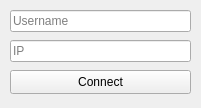
Before: the Qt Designer form ChessClient/ClientEntry.ui in Vxxtx/QtChess, drawn with Qt 5.
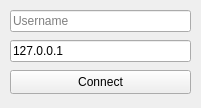
After: the same form once the commit is applied.

Diff of the .ui file:
```diff
--- a/ChessClient/ClientEntry.ui
+++ b/ChessClient/ClientEntry.ui
@@ -49,6 +49,9 @@
       <height>22</height>
      </rect>
     </property>
+    <property name="text">
+     <string>127.0.0.1</string>
+    </property>
     <property name="placeholderText">
      <string>IP</string>
     </property>
```
